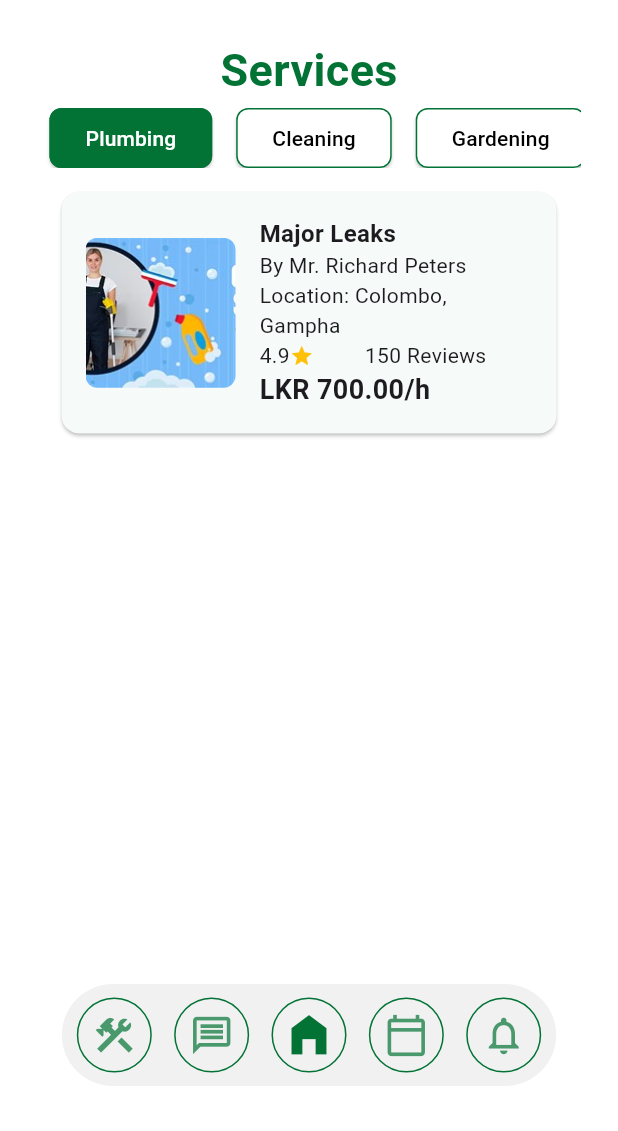
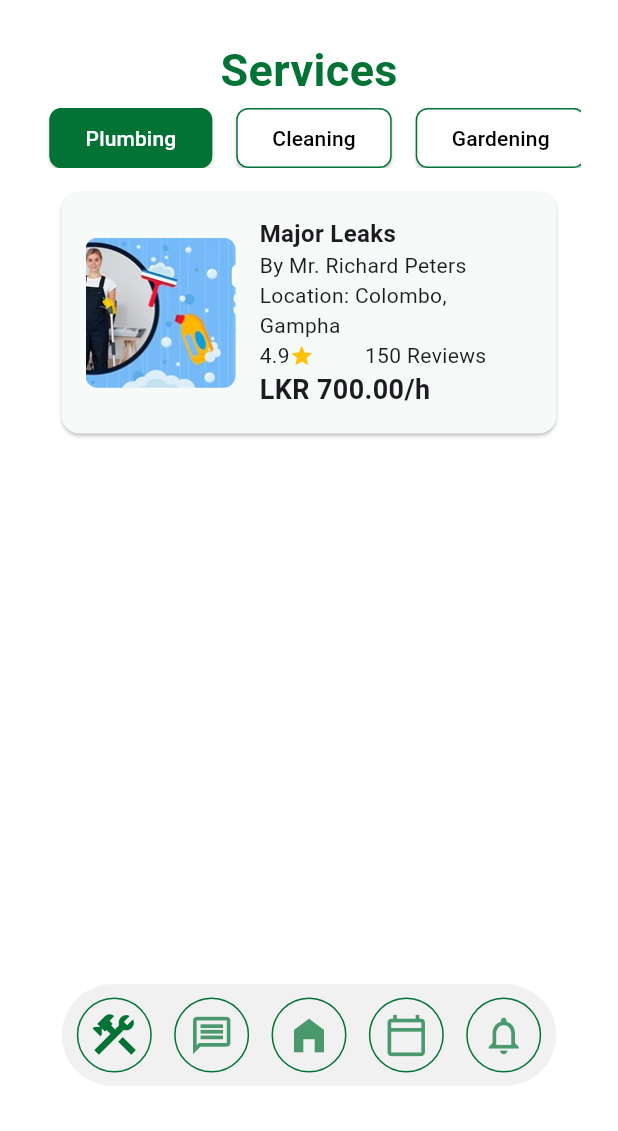
Before and after one commit to sadeesacs/MAD, a Flutter app: the ServiceListingScreen screen opened directly, on a phone screen of 412 x 824 dp, the part 105-1236 px from its top. Run offline on Flutter 3.47's test engine with Material 3 defaults, Android fonts, the phone set to English and light mode, and no system bars; our stand-ins replace google_maps_flutter.

Commit message:
Customer Service Listing page Nav Bar

```diff
--- a/connect/lib/Customer/screens/service-listing/service_listing.dart
+++ b/connect/lib/Customer/screens/service-listing/service_listing.dart
@@ -159,7 +159,8 @@ class _ServiceListingScreenState extends State<ServiceListingScreen> {
             right: 0,
             bottom: 30,
             child: const ConnectNavBar(
-              isHomeSelected: true, // Highlight the construction icon
+              isConstructionSelected: true,
+              isHomeSelected: false,
             ),
           ),
         ],
--- a/connect/lib/Customer/widgets/connect_nav_bar.dart
+++ b/connect/lib/Customer/widgets/connect_nav_bar.dart
@@ -2,7 +2,11 @@ import 'package:flutter/material.dart';
 
 class ConnectNavBar extends StatelessWidget {
   final bool isHomeSelected;
-  const ConnectNavBar({super.key, this.isHomeSelected = false});
+  final bool isConstructionSelected;
+  const ConnectNavBar({super.key,
+    this.isHomeSelected = false,
+    this.isConstructionSelected = false
+  });
 
   @override
   Widget build(BuildContext context) {
@@ -19,7 +23,7 @@ class ConnectNavBar extends StatelessWidget {
           child: Row(
             mainAxisAlignment: MainAxisAlignment.spaceBetween,
             children: [
-              _NavIcon(icon: Icons.construction, isActive: false),
+              _NavIcon(icon: Icons.construction, isActive: isConstructionSelected),
               _NavIcon(icon: Icons.message_outlined, isActive: false),
               _NavIcon(icon: Icons.home_filled, isActive: isHomeSelected),
               _NavIcon(icon: Icons.calendar_today_outlined, isActive: false),
```
Also changed, not shown: connect/pubspec.lock.
